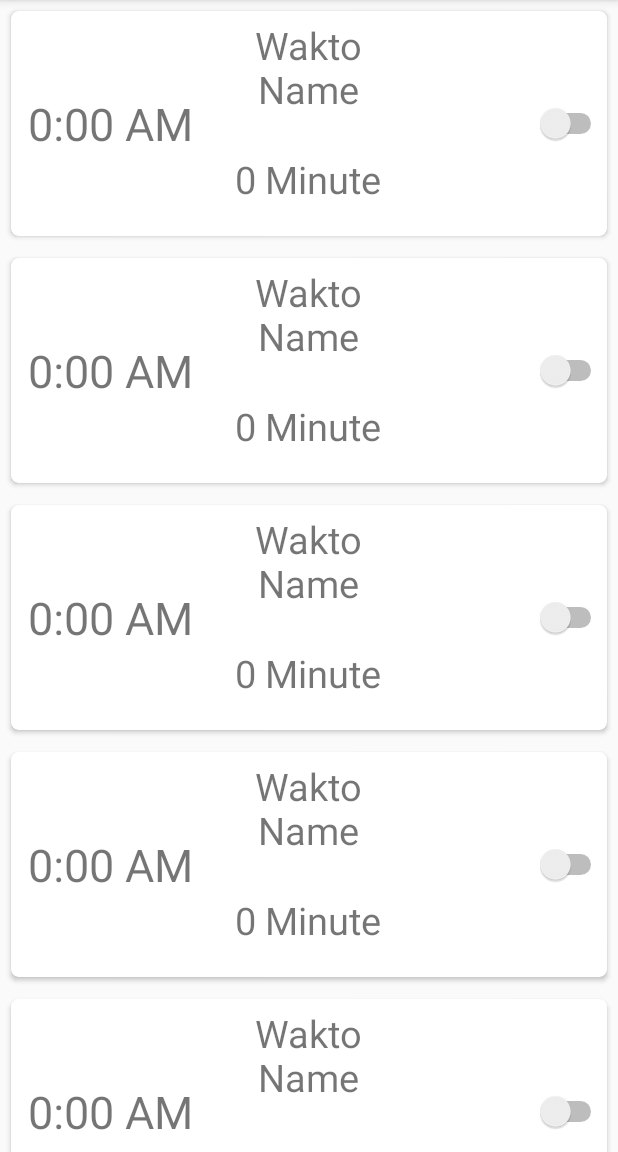
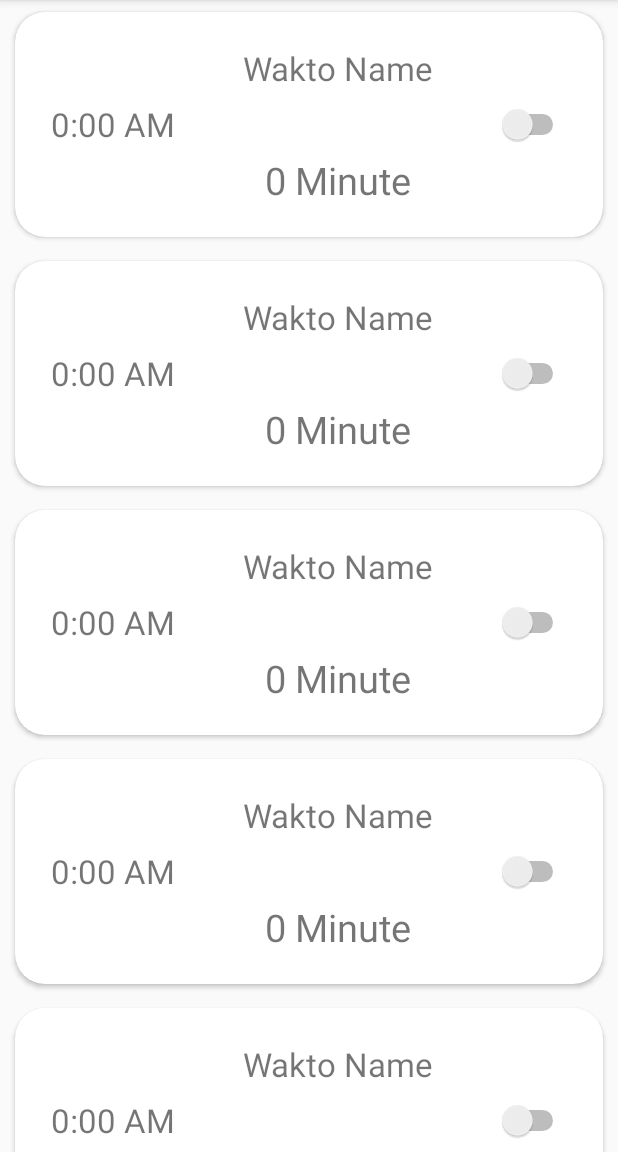
Before and after one commit to Abdullah272056/MosqueAlert, an Android app: the screen it shows after launch (MainActivity), on a phone screen of 412 x 824 dp, the part 84-1236 px from its top. Run offline under Robolectric (Android 15) with nearby library versions, the phone set to English and light mode, and no system bars.

Commit message:
recyclerview item design change

```diff
--- a/app/src/main/res/layout/recyclerview_item_design.xml
+++ b/app/src/main/res/layout/recyclerview_item_design.xml
@@ -9,8 +9,12 @@
         android:layout_gravity="center"
         android:layout_width="match_parent"
         android:layout_height="wrap_content"
-        app:cardCornerRadius="5dp"
-        android:layout_margin="7dp"
+        app:cardCornerRadius="20dp"
+
+        android:layout_marginLeft="10dp"
+        android:layout_marginRight="10dp"
+        android:layout_marginTop="8dp"
+        android:layout_marginBottom="8dp"
         >
         <LinearLayout
             android:weightSum="3"
@@ -21,20 +25,20 @@
                 android:id="@+id/startTimeTextViewId"
                 android:gravity="center"
                 android:text="3:15 pm"
-                android:textSize="30sp"
+                android:textSize="22sp"
                 android:layout_weight="1"
                 android:layout_width="0dp"
                 android:layout_height="match_parent"/>
             <LinearLayout
                 android:orientation="vertical"
                 android:weightSum="2"
-                android:layout_weight="1"
+                android:layout_weight="1.3"
                 android:layout_width="0dp"
                 android:layout_height="match_parent">
                 <TextView
                     android:id="@+id/waktoNameTextViewId"
                     android:gravity="center"
-                    android:textSize="25sp"
+                    android:textSize="22sp"
                     android:text="Fazar"
                     android:layout_weight="1"
                     android:layout_width="match_parent"
@@ -51,13 +55,13 @@
             </LinearLayout>
             <LinearLayout
                 android:gravity="center"
-                android:layout_weight="1"
+                android:layout_weight=".7"
                 android:layout_width="0dp"
                 android:layout_height="match_parent">
                 <Switch
                     android:id="@+id/switchId"
-                    android:layout_width="match_parent"
-                    android:layout_height="match_parent"
+                    android:layout_width="wrap_content"
+                    android:layout_height="wrap_content"
                     />
 
             </LinearLayout>
```
